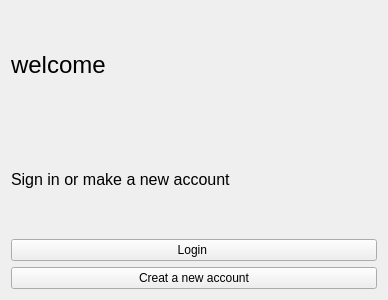
ShadiMi/Group27_hApp_project, file welcome.ui: the form before one commit.
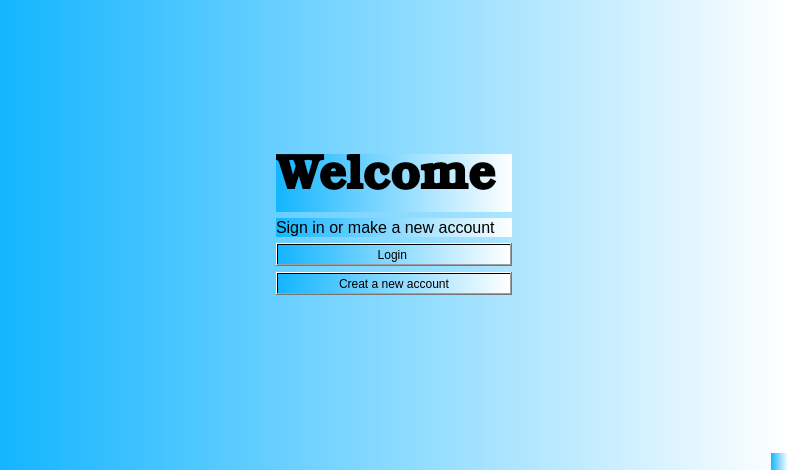
The form after the commit.

What changed in the file:
```diff
--- a/welcome.ui
+++ b/welcome.ui
@@ -1,58 +1,125 @@
 <?xml version="1.0" encoding="UTF-8"?>
 <ui version="4.0">
- <class>welcomescreen</class>
- <widget class="QWidget" name="welcomescreen">
+ <class>MainWindow</class>
+ <widget class="QMainWindow" name="MainWindow">
   <property name="geometry">
    <rect>
     <x>0</x>
     <y>0</y>
-    <width>388</width>
-    <height>300</height>
+    <width>788</width>
+    <height>470</height>
    </rect>
   </property>
   <property name="windowTitle">
    <string>welcome</string>
   </property>
+  <property name="styleSheet">
+   <string notr="true">background:qlineargradient(spread:pad, x1:0, y1:0, x2:1, y2:0, stop:0 rgb(20, 181, 255), stop:1 rgb(255, 255, 255, 255))</string>
+  </property>
+  <widget class="QWidget" name="centralwidget">
   <layout class="QGridLayout" name="gridLayout">
-   <item row="0" column="0">
-    <widget class="QLabel" name="welcomeL">
-     <property name="font">
-      <font>
-       <pointsize>18</pointsize>
-      </font>
-     </property>
-     <property name="text">
-      <string>welcome </string>
-     </property>
-    </widget>
+    <item row="5" column="1">
+     <spacer name="verticalSpacer_2">
+      <property name="orientation">
+       <enum>Qt::Vertical</enum>
+      </property>
+      <property name="sizeHint" stdset="0">
+       <size>
+        <width>20</width>
+        <height>40</height>
+       </size>
+      </property>
+     </spacer>
    </item>
    <item row="1" column="0">
-    <widget class="QLabel" name="signL">
+     <spacer name="horizontalSpacer">
+      <property name="orientation">
+       <enum>Qt::Horizontal</enum>
+      </property>
+      <property name="sizeHint" stdset="0">
+       <size>
+        <width>40</width>
+        <height>20</height>
+       </size>
+      </property>
+     </spacer>
+    </item>
+    <item row="0" column="1">
+     <spacer name="verticalSpacer">
+      <property name="orientation">
+       <enum>Qt::Vertical</enum>
+      </property>
+      <property name="sizeHint" stdset="0">
+       <size>
+        <width>20</width>
+        <height>40</height>
+       </size>
+      </property>
+     </spacer>
+    </item>
+    <item row="1" column="1">
+     <widget class="QLabel" name="welcomeL">
      <property name="font">
       <font>
-       <pointsize>12</pointsize>
-      </font>
-     </property>
+        <family>Bookman Old Style</family>
+        <pointsize>36</pointsize>
+        <weight>75</weight>
+        <bold>true</bold>
+       </font>
+      </property>
+      <property name="styleSheet">
+       <string notr="true">background:setAttribute(Qt::WA_TranslucentBackground)</string>
+      </property>
      <property name="text">
-      <string>Sign in or make a new account</string>
+       <string>&lt;html&gt;&lt;head/&gt;&lt;body&gt;&lt;p align=&quot;center&quot;&gt;Welcome &lt;/p&gt;&lt;/body&gt;&lt;/html&gt;</string>
      </property>
     </widget>
    </item>
-   <item row="2" column="0">
+    <item row="3" column="1">
     <widget class="QPushButton" name="login">
      <property name="text">
       <string>Login </string>
      </property>
     </widget>
    </item>
-   <item row="3" column="0">
+    <item row="4" column="1">
     <widget class="QPushButton" name="createacc">
      <property name="text">
       <string>Creat a new account</string>
      </property>
     </widget>
    </item>
-  </layout>
+    <item row="2" column="1">
+     <widget class="QLabel" name="signL">
+      <property name="font">
+       <font>
+        <pointsize>12</pointsize>
+       </font>
+      </property>
+      <property name="styleSheet">
+       <string notr="true">background:setAttribute(Qt::WA_TranslucentBackground)</string>
+      </property>
+      <property name="text">
+       <string>Sign in or make a new account</string>
+      </property>
+     </widget>
+    </item>
+    <item row="0" column="2">
+     <spacer name="horizontalSpacer_2">
+      <property name="orientation">
+       <enum>Qt::Horizontal</enum>
+      </property>
+      <property name="sizeHint" stdset="0">
+       <size>
+        <width>40</width>
+        <height>20</height>
+       </size>
+      </property>
+     </spacer>
+    </item>
+   </layout>
+  </widget>
+  <widget class="QStatusBar" name="statusbar"/>
  </widget>
  <resources/>
  <connections/>
```
Left out of the diff: 14 changed lines with no effect on the pictures. Lines whose indentation alone changed are shown as unchanged.
